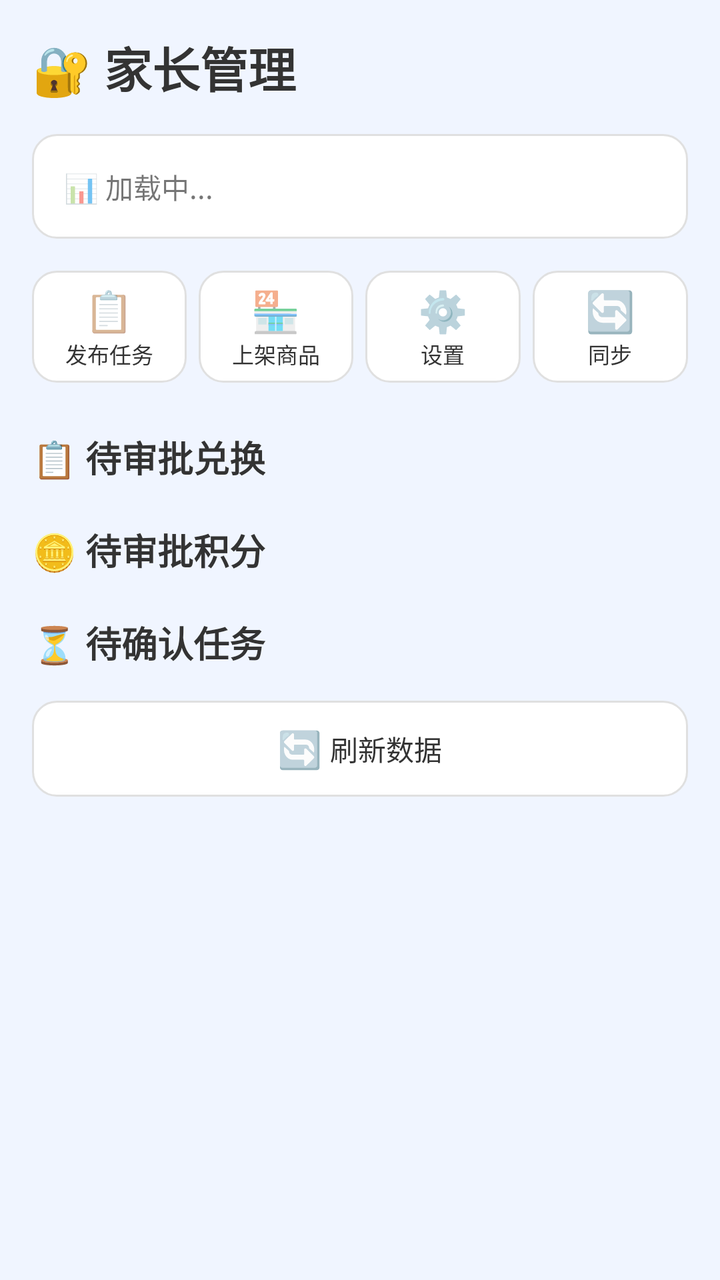
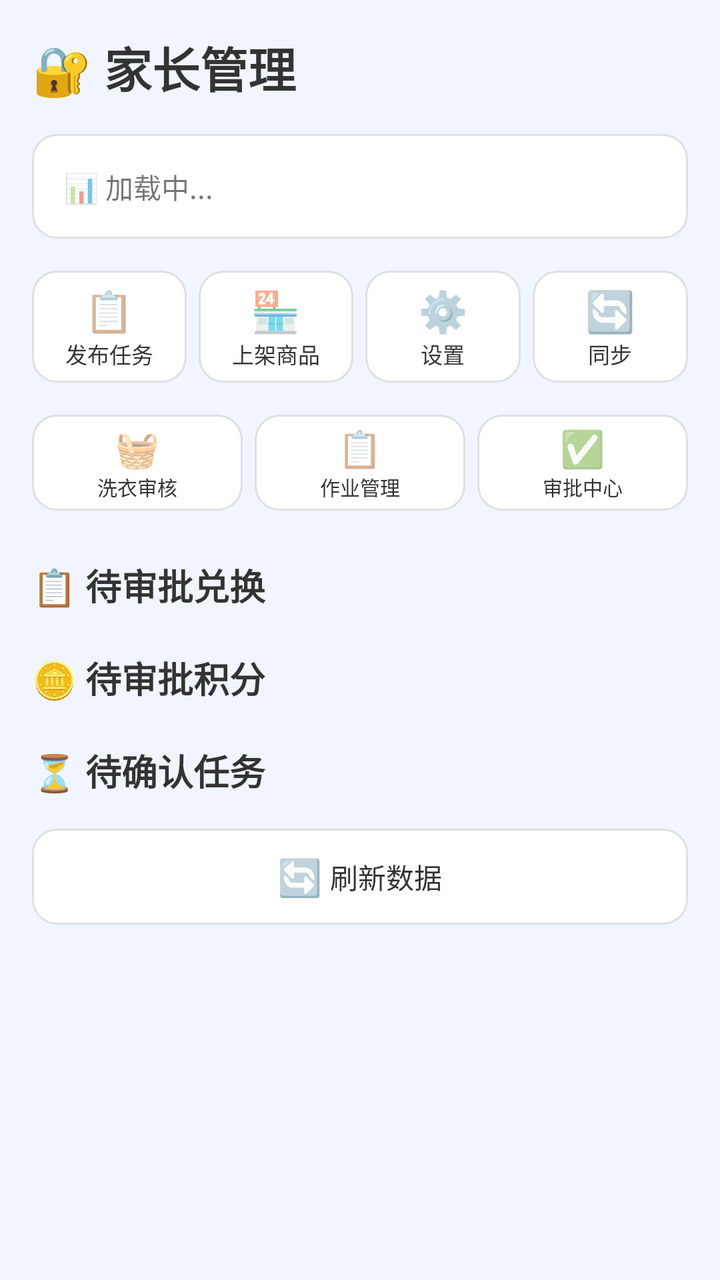

Screens rendered from an Android XML layout before and after an edit, with the pre-edit source and the edit as a unified diff.
<!-- AndroidManifest.xml: activity theme Theme.HabitTracker.Parent -->
<!-- res/layout/activity_parent.xml -->
<?xml version="1.0" encoding="utf-8"?>
<ScrollView xmlns:android="http://schemas.android.com/apk/res/android"
    android:layout_width="match_parent"
    android:layout_height="match_parent"
    android:background="@color/background_parent">

    <LinearLayout
        android:layout_width="match_parent"
        android:layout_height="wrap_content"
        android:orientation="vertical"
        android:padding="16dp">

    <TextView
        android:layout_width="wrap_content"
        android:layout_height="wrap_content"
        android:text="🔐 家长管理"
        android:textSize="24sp"
        android:textColor="@color/text_primary"
        android:textStyle="bold"
        android:layout_marginBottom="16dp" />

    
    <TextView
        android:id="@+id/tv_parent_stats"
        android:layout_width="match_parent"
        android:layout_height="wrap_content"
        android:padding="16dp"
        android:background="@drawable/card_background"
        android:text="📊 加载中..."
        android:textSize="14sp"
        android:lineSpacingExtra="4dp"
        android:layout_marginBottom="16dp" />

    
    <LinearLayout
        android:layout_width="match_parent"
        android:layout_height="wrap_content"
        android:orientation="horizontal"
        android:gravity="center"
        android:layout_marginBottom="16dp">

        <LinearLayout
            android:id="@+id/btn_add_task"
            android:layout_width="0dp"
            android:layout_height="56dp"
            android:layout_weight="1"
            android:layout_marginEnd="6dp"
            android:gravity="center"
            android:orientation="vertical"
            android:background="@drawable/card_background"
            android:clickable="true"
            android:focusable="true"
            android:foreground="?attr/selectableItemBackground">

            <TextView
                android:layout_width="wrap_content"
                android:layout_height="wrap_content"
                android:text="📋"
                android:textSize="20sp" />

            <TextView
                android:layout_width="wrap_content"
                android:layout_height="wrap_content"
                android:text="发布任务"
                android:textSize="11sp"
                android:textColor="@color/text_primary" />
        </LinearLayout>

        <LinearLayout
            android:id="@+id/btn_add_shop_item"
            android:layout_width="0dp"
            android:layout_height="56dp"
            android:layout_weight="1"
            android:layout_marginEnd="6dp"
            android:gravity="center"
            android:orientation="vertical"
            android:background="@drawable/card_background"
            android:clickable="true"
            android:focusable="true"
            android:foreground="?attr/selectableItemBackground">

            <TextView
                android:layout_width="wrap_content"
                android:layout_height="wrap_content"
                android:text="🏪"
                android:textSize="20sp" />

            <TextView
                android:layout_width="wrap_content"
                android:layout_height="wrap_content"
                android:text="上架商品"
                android:textSize="11sp"
                android:textColor="@color/text_primary" />
        </LinearLayout>

        <LinearLayout
            android:id="@+id/btn_settings"
            android:layout_width="0dp"
            android:layout_height="56dp"
            android:layout_weight="1"
            android:layout_marginEnd="6dp"
            android:gravity="center"
            android:orientation="vertical"
            android:background="@drawable/card_background"
            android:clickable="true"
            android:focusable="true"
            android:foreground="?attr/selectableItemBackground">

            <TextView
                android:layout_width="wrap_content"
                android:layout_height="wrap_content"
                android:text="⚙️"
                android:textSize="20sp" />

            <TextView
                android:layout_width="wrap_content"
                android:layout_height="wrap_content"
                android:text="设置"
                android:textSize="11sp"
                android:textColor="@color/text_primary" />
        </LinearLayout>

        <LinearLayout
            android:id="@+id/btn_sync"
            android:layout_width="0dp"
            android:layout_height="56dp"
            android:layout_weight="1"
            android:gravity="center"
            android:orientation="vertical"
            android:background="@drawable/card_background"
            android:clickable="true"
            android:focusable="true"
            android:foreground="?attr/selectableItemBackground">

            <TextView
                android:layout_width="wrap_content"
                android:layout_height="wrap_content"
                android:text="🔄"
                android:textSize="20sp" />

            <TextView
                android:layout_width="wrap_content"
                android:layout_height="wrap_content"
                android:text="同步"
                android:textSize="11sp"
                android:textColor="@color/text_primary" />
        </LinearLayout>
    </LinearLayout>

    <TextView
        android:layout_width="wrap_content"
        android:layout_height="wrap_content"
        android:text="📋 待审批兑换"
        android:textSize="18sp"
        android:textColor="@color/text_primary"
        android:textStyle="bold"
        android:layout_marginTop="8dp"
        android:layout_marginBottom="8dp" />

    <androidx.recyclerview.widget.RecyclerView
        android:id="@+id/rv_pending_approvals"
        android:layout_width="match_parent"
        android:layout_height="wrap_content"
        android:nestedScrollingEnabled="false" />

    <TextView
        android:layout_width="wrap_content"
        android:layout_height="wrap_content"
        android:text="🪙 待审批积分"
        android:textSize="18sp"
        android:textColor="@color/text_primary"
        android:textStyle="bold"
        android:layout_marginTop="12dp"
        android:layout_marginBottom="8dp" />
    <androidx.recyclerview.widget.RecyclerView
        android:id="@+id/rv_pending_earnings"
        android:layout_width="match_parent"
        android:layout_height="wrap_content"
        android:nestedScrollingEnabled="false" />

    <TextView
        android:layout_width="wrap_content"
        android:layout_height="wrap_content"
        android:text="⏳ 待确认任务"
        android:textSize="18sp"
        android:textColor="@color/text_primary"
        android:textStyle="bold"
        android:layout_marginTop="12dp"
        android:layout_marginBottom="8dp" />

    <androidx.recyclerview.widget.RecyclerView
        android:id="@+id/rv_pending_tasks"
        android:layout_width="match_parent"
        android:layout_height="wrap_content"
        android:nestedScrollingEnabled="false" />

    <LinearLayout
        android:id="@+id/btn_refresh"
        android:layout_width="match_parent"
        android:layout_height="48dp"
        android:layout_marginTop="8dp"
        android:gravity="center"
        android:orientation="horizontal"
        android:background="@drawable/card_background"
        android:clickable="true"
        android:focusable="true"
        android:foreground="?attr/selectableItemBackground">

        <TextView
            android:layout_width="wrap_content"
            android:layout_height="wrap_content"
            android:text="🔄"
            android:textSize="18sp"
            android:layout_marginEnd="4dp" />

        <TextView
            android:layout_width="wrap_content"
            android:layout_height="wrap_content"
            android:text="刷新数据"
            android:textSize="14sp"
            android:textColor="@color/text_primary" />
    </LinearLayout>

</LinearLayout>

</ScrollView>
<!-- resources referenced by this layout -->
<resources>
  <color name="background_parent">#F0F5FF</color>
  <color name="text_primary">#333333</color>
  <!-- drawable card_background (drawable) -->
  <?xml version="1.0" encoding="utf-8"?>
  <shape xmlns:android="http://schemas.android.com/apk/res/android"
      android:shape="rectangle">
      <solid android:color="@color/white" />
      <corners android:radius="12dp" />
      <stroke android:width="1dp" android:color="#E0E0E0" />
  </shape>
  <style name="Theme.HabitTracker.Parent" parent="Theme.HabitTracker">
          <item name="colorPrimary">@color/parent_blue</item>
          <item name="android:statusBarColor">@color/background_parent</item>
      </style>
  <color name="white">#FFFFFF</color>
  <style name="Theme.HabitTracker" parent="Theme.MaterialComponents.Light.NoActionBar">
          <item name="colorPrimary">@color/child_pink</item>
          <item name="colorPrimaryVariant">@color/child_pink_light</item>
          <item name="colorOnPrimary">@color/white</item>
          <item name="colorSecondary">@color/child_green</item>
          <item name="android:statusBarColor">@color/child_pink_light</item>
      </style>
  <color name="parent_blue">#2196F3</color>
  <color name="child_pink">#FF6B9D</color>
  <color name="child_pink_light">#FFF0F5</color>
  <color name="child_green">#4CAF50</color>
</resources>

<!-- the commit's change to res/layout/activity_parent.xml (unified diff, before → after) -->
@@ -147,7 +147,81 @@
         </LinearLayout>
     </LinearLayout>
 
-    <TextView
+    
+    <LinearLayout
+        android:layout_width="match_parent"
+        android:layout_height="wrap_content"
+        android:orientation="horizontal"
+        android:gravity="center"
+        android:layout_marginBottom="16dp">
+        <LinearLayout
+            android:id="@+id/btn_laundry_review"
+            android:layout_width="0dp"
+            android:layout_height="48dp"
+            android:layout_weight="1"
+            android:layout_marginEnd="6dp"
+            android:gravity="center"
+            android:orientation="vertical"
+            android:background="@drawable/card_background"
+            android:clickable="true"
+            android:focusable="true"
+            android:foreground="?attr/selectableItemBackground">
+            <TextView
+                android:layout_width="wrap_content"
+                android:layout_height="wrap_content"
+                android:text="🧺" android:textSize="18sp" />
+            <TextView
+                android:layout_width="wrap_content"
+                android:layout_height="wrap_content"
+                android:text="洗衣审核" android:textSize="10sp"
+                android:textColor="@color/text_primary" />
+        </LinearLayout>
+        <LinearLayout
+            android:id="@+id/btn_gate_manage"
+            android:layout_width="0dp"
+            android:layout_height="48dp"
+            android:layout_weight="1"
+            android:layout_marginEnd="6dp"
+            android:gravity="center"
+            android:orientation="vertical"
+            android:background="@drawable/card_background"
+            android:clickable="true"
+            android:focusable="true"
+            android:foreground="?attr/selectableItemBackground">
+            <TextView
+                android:layout_width="wrap_content"
+                android:layout_height="wrap_content"
+                android:text="📋" android:textSize="18sp" />
+            <TextView
+                android:layout_width="wrap_content"
+                android:layout_height="wrap_content"
+                android:text="作业管理" android:textSize="10sp"
+                android:textColor="@color/text_primary" />
+        </LinearLayout>
+        <LinearLayout
+            android:id="@+id/btn_approval_center"
+            android:layout_width="0dp"
+            android:layout_height="48dp"
+            android:layout_weight="1"
+            android:gravity="center"
+            android:orientation="vertical"
+            android:background="@drawable/card_background"
+            android:clickable="true"
+            android:focusable="true"
+            android:foreground="?attr/selectableItemBackground">
+            <TextView
+                android:layout_width="wrap_content"
+                android:layout_height="wrap_content"
+                android:text="✅" android:textSize="18sp" />
+            <TextView
+                android:layout_width="wrap_content"
+                android:layout_height="wrap_content"
+                android:text="审批中心" android:textSize="10sp"
+                android:textColor="@color/text_primary" />
+        </LinearLayout>
+    </LinearLayout>
+
+        <TextView
         android:layout_width="wrap_content"
         android:layout_height="wrap_content"
         android:text="📋 待审批兑换"
